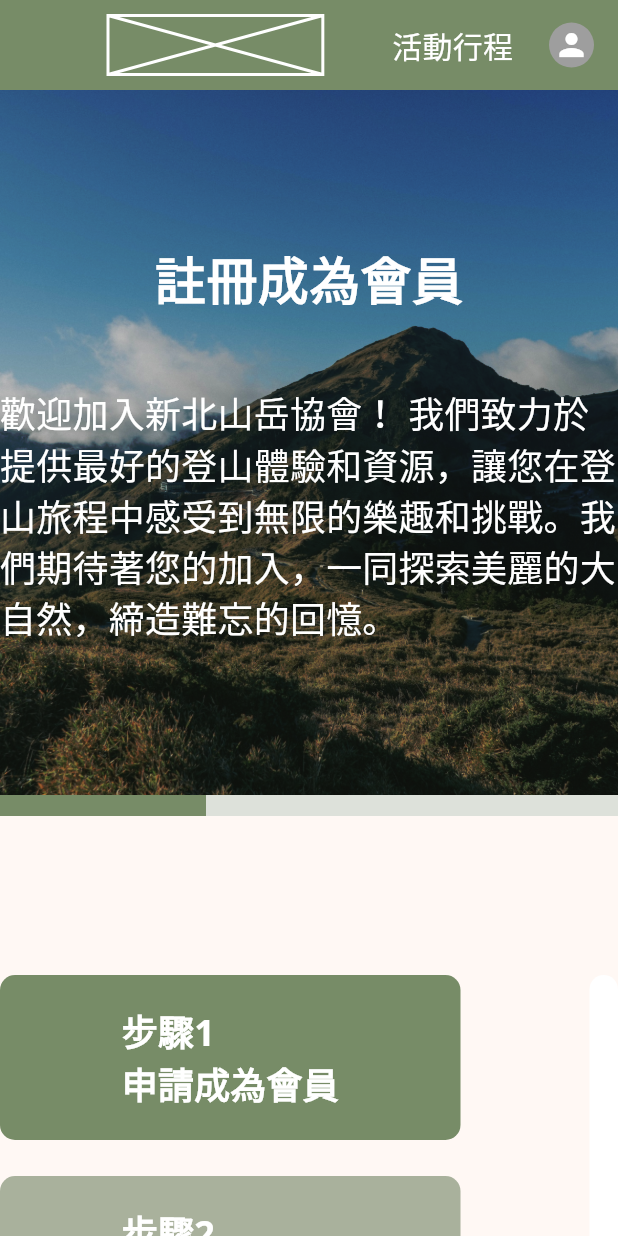
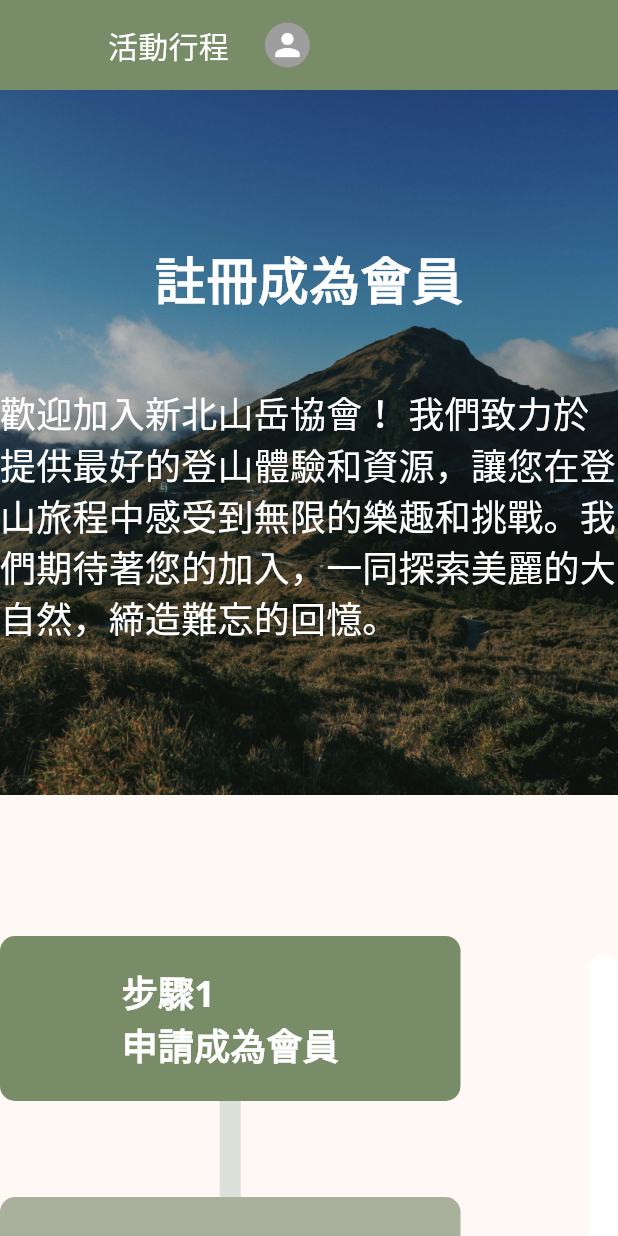
Before and after one commit to trip-wa-porject/trip, a Flutter app: the SignUpPage screen opened by its route, on a phone screen of 412 x 824 dp. Run offline on Flutter 3.47's test engine with Material 2 defaults, Android fonts, the phone set to English and light mode, and no system bars; our stand-ins replace cloud_firestore, cloud_functions, easy_rich_text, firebase_auth, firebase_core, get and 3 more; missing offline and left inert: dart:html, gpx; accounts and stored records are empty; network calls fail; statements that could not run were skipped.

Commit message:
edit some UI

```diff
--- a/frontend/lib/component/my_app_bar.dart
+++ b/frontend/lib/component/my_app_bar.dart
@@ -28,7 +28,7 @@ class MyAppBar extends StatelessWidget implements PreferredSizeWidget {
           child: Row(
             mainAxisAlignment: MainAxisAlignment.spaceBetween,
             children: [
-              const Logo(),
+              if (MediaQuery.of(context).size.width > 700) const Logo(),
               Row(
                 children: [
                   InkWell(
--- a/frontend/lib/models/registration.dart
+++ b/frontend/lib/models/registration.dart
@@ -15,6 +15,9 @@ class Registration {
   final int? price;
 
   //付款期限截止日
+  @JsonKey(
+      fromJson: dateTimeFromTimestamp,
+      toJson: timestampFromDateTimeFromTimestamp)
   final DateTime? paymentExpireDate;
 
   //付款方式
--- a/frontend/lib/screens/auth_signup_pages/signup_page.dart
+++ b/frontend/lib/screens/auth_signup_pages/signup_page.dart
@@ -1,5 +1,6 @@
 import 'package:easy_rich_text/easy_rich_text.dart';
 import 'package:flutter/material.dart';
+import 'package:flutter/scheduler.dart';
 import 'package:get/get.dart';
 import 'package:tripflutter/component/buttons.dart';
 import 'package:tripflutter/component/footer.dart';
@@ -40,6 +41,7 @@ class _SignUpPageState extends State<SignUpPage> {
       body: Material(
         child: Center(
           child: ListView(
+            controller: controller.scrollController,
             children: [
               BgImage(
                 child: Center(
@@ -68,15 +70,6 @@ class _SignUpPageState extends State<SignUpPage> {
                   ),
                 ),
               ),
-              Obx(
-                () => LinearProgressIndicator(
-                  value: (controller.steps.value + 1) / 3,
-                  minHeight: 14,
-                  backgroundColor: MyStyles.green1,
-                  valueColor:
-                      AlwaysStoppedAnimation<Color>(MyStyles.tripTertiary),
-                ),
-              ),
               Center(
                 child: LayoutBuilder(builder: (context, constrains) {
                   return Container(
@@ -101,12 +94,28 @@ class _SignUpPageState extends State<SignUpPage> {
                                       isCurrentStep:
                                           controller.steps.value >= 0,
                                     ),
+                                    Obx(() => MyProgressBar(
+                                          progress: controller
+                                                  .step0CheckedStates
+                                                  .where((p0) =>
+                                                      p0.checked == true)
+                                                  .length /
+                                              4,
+                                        )),
                                     StepContainer(
                                       stepIndex: 1,
                                       title: '填寫會員資料',
                                       isCurrentStep:
                                           controller.steps.value >= 1,
                                     ),
+                                    Obx(() => MyProgressBar(
+                                          progress: controller
+                                                  .step1CheckedStates
+                                                  .where((p0) =>
+                                                      p0.checked == true)
+                                                  .length /
+                                              3,
+                                        )),
                                     StepContainer(
                                       stepIndex: 2,
                                       title: '驗證 E-mail',
@@ -229,7 +238,7 @@ class StepContainer extends StatelessWidget {
     return Container(
       width: 307,
       height: 110,
-      margin: const EdgeInsets.symmetric(vertical: 12.0),
+      // margin: const EdgeInsets.symmetric(vertical: 12.0),
       decoration: BoxDecoration(
         borderRadius: BorderRadius.circular(10),
         color: isCurrentStep ? MyStyles.tripTertiary : MyStyles.green3,
@@ -282,6 +291,9 @@ class _DropdownTermState extends State<DropdownTerm> {
   @override
   void initState() {
     scrollController.addListener(scrollListener);
+    if (widget.checkState.checked) {
+      checkable = true;
+    }
     super.initState();
   }
 
@@ -371,7 +383,19 @@ class _DropdownTermState extends State<DropdownTerm> {
                 alignment: Alignment.centerRight,
                 child: Padding(
                   padding: const EdgeInsets.all(16.0),
-                  child: SizedBox(
+                  child: Row(
+                    mainAxisSize: MainAxisSize.min,
+                    children: [
+                      Text(
+                        '請詳閱內容並點選同意',
+                        style: MyStyles.kTextStyleSubtitle1.copyWith(
+                          color: MyStyles.tripTertiary,
+                        ),
+                      ),
+                      const SizedBox(
+                        width: 31.5,
+                      ),
+                      SizedBox(
                         width: 77,
                         child: MyFilledButton(
                           style: MyFilledButton.style1(),
@@ -384,6 +408,8 @@ class _DropdownTermState extends State<DropdownTerm> {
                               : null,
                         ),
                       ),
+                    ],
+                  ),
                 ),
               ),
           ],
@@ -392,3 +418,30 @@ class _DropdownTermState extends State<DropdownTerm> {
     );
   }
 }
+
+class MyProgressBar extends StatelessWidget {
+  const MyProgressBar({Key? key, this.progress = 0.5}) : super(key: key);
+  final double progress;
+
+  @override
+  Widget build(BuildContext context) {
+    return SizedBox(
+      height: 64,
+      width: 14,
+      child: Container(
+        decoration: BoxDecoration(
+            gradient: LinearGradient(
+          begin: Alignment.topCenter,
+          end: Alignment.bottomCenter,
+          colors: [
+            MyStyles.tripTertiary,
+            MyStyles.tripTertiary,
+            MyStyles.green1,
+            MyStyles.green1,
+          ],
+          stops: [0, progress, progress, 1],
+        )),
+      ),
+    );
+  }
+}
--- a/frontend/lib/screens/schedule_selector/schedule_options.dart
+++ b/frontend/lib/screens/schedule_selector/schedule_options.dart
@@ -78,7 +78,7 @@ class ScheduleOptions extends GetView<ScheduleSelectorController> {
                       title: "天數",
                       width: 120,
                       allItems: DayOption.values,
-                      mode: CheckBoxOptionMode.multiple,
+                      mode: CheckBoxOptionMode.single,
                       selectedItems: controller.dayOptions.toList(),
                       onChangeCallback: (value) {
                         controller.selectDayOption(value);
--- a/frontend/lib/screens/schedule_selector/schedule_selector.dart
+++ b/frontend/lib/screens/schedule_selector/schedule_selector.dart
@@ -66,10 +66,12 @@ class ScheduleSelector extends GetView<ScheduleSelectorController> {
                                 kSearchBarBottomPadding,
                             right: 4,
                             child: Center(
+                              child: FittedBox(
                                 child: SizedBox(
                                   height: kScheduleOptionsHeight,
                                   width: kCardWidth + 8.0,
                                   child: ScheduleOptions(),
+                                ),
                               ),
                             ),
                           ),
@@ -126,12 +128,15 @@ class ScheduleSelector extends GetView<ScheduleSelectorController> {
                                 itemCount: controller.scheduleList.length,
                                 itemBuilder: (c, index) {
                                   return Center(
+                                    child: FittedBox(
+                                      fit: BoxFit.fitWidth,
                                       child: SizedBox(
                                         height: kCardHeight,
                                         width: kCardWidth + 8.0,
                                         child: ScheduleCard(
                                           model: controller.scheduleList[index],
                                           index: index + 1,
+                                        ),
                                       ),
                                     ),
                                   );
```
Also changed, not shown: frontend/lib/component/footer.dart (+7 -0 lines), frontend/lib/screens/auth_signup_pages/signup_content_three.dart (+5 -5 lines), frontend/lib/screens/auth_signup_pages/signup_controller.dart (+8 -0 lines), frontend/lib/screens/schedule_manager/pay.dart (+151 -140 lines), frontend/lib/models/registration.g.dart. Lines whose indentation alone changed are shown as unchanged.
